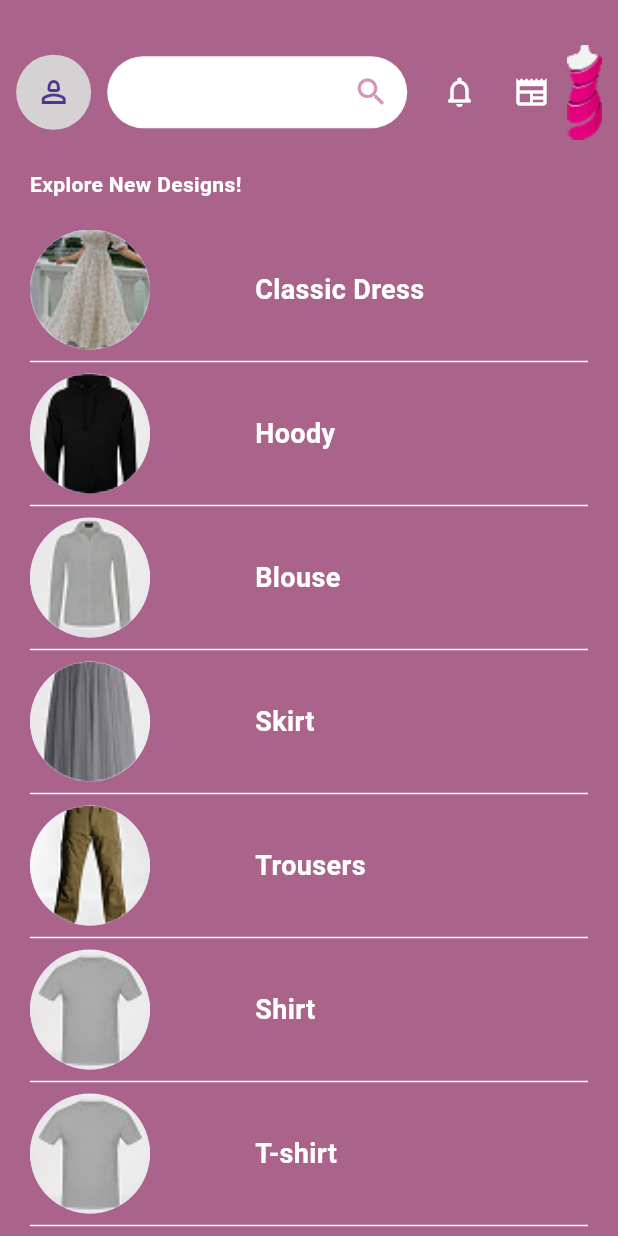
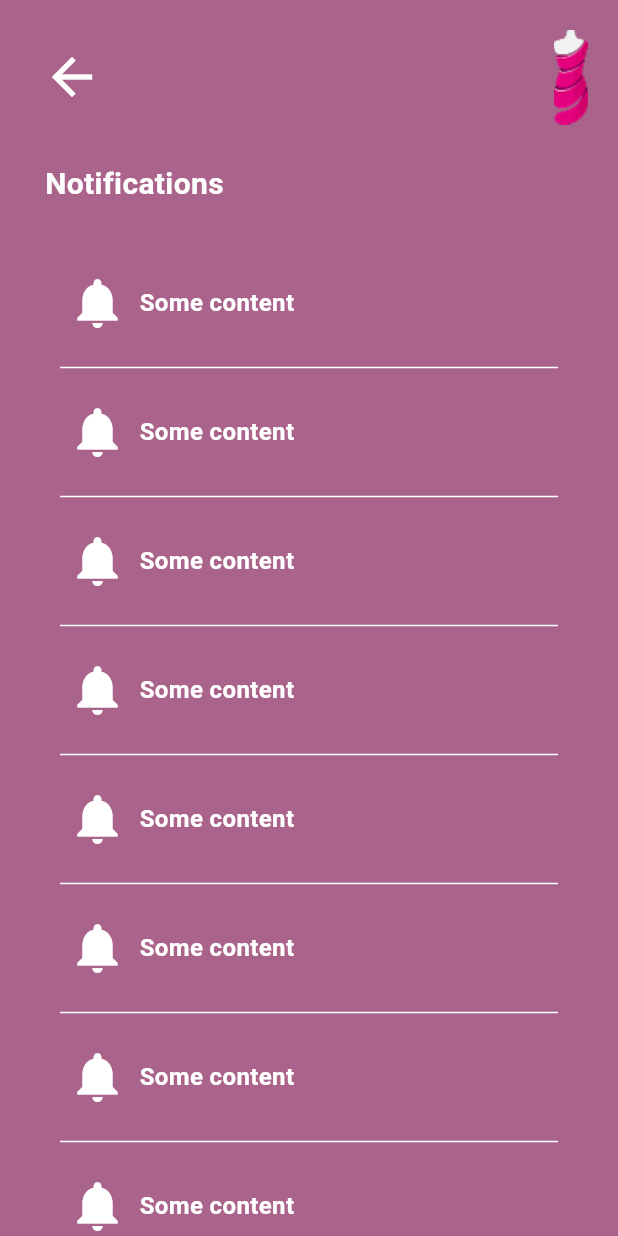
Before and after one commit to danielAdrah/fashion_world, a Flutter app: the CustomerHomePage screen opened directly, after a tap on the "notifications none" icon, on a phone screen of 412 x 824 dp. Run offline on Flutter 3.47's test engine with Material 3 defaults, Android fonts, the phone set to English and light mode, and no system bars; our stand-ins replace animate_do, get.

Commit message:
start with notification and news view

```diff
--- /dev/null
+++ b/lib/common_widget/notification_tile.dart
@@ -0,0 +1,41 @@
+// ignore_for_file: prefer_const_constructors
+
+import 'package:flutter/material.dart';
+
+import '../../../theme.dart';
+
+class NotificationTile extends StatelessWidget {
+  const NotificationTile({
+    super.key,
+    required this.title,
+  });
+  final String title;
+
+  @override
+  Widget build(BuildContext context) {
+    return Column(
+      children: [
+        Container(
+          margin: EdgeInsets.all(15),
+          child: Row(
+            mainAxisAlignment: MainAxisAlignment.start,
+            children: [
+              Icon(
+                Icons.notifications,
+                color: TColor.white,
+                size: 40,
+              ),
+              SizedBox(width: 8),
+              Text(title,
+                  style: TextStyle(
+                      color: TColor.white,
+                      fontSize: 16,
+                      fontWeight: FontWeight.w700)),
+            ],
+          ),
+        ),
+        Divider(color: TColor.white, indent: 10, endIndent: 10),
+      ],
+    );
+  }
+}
--- a/lib/view/customer_side/customer_home_page.dart
+++ b/lib/view/customer_side/customer_home_page.dart
@@ -7,6 +7,8 @@ import 'package:get/get.dart';
 
 import '../../common_widget/custom_textField.dart';
 import '../../theme.dart';
+import 'customer_news_view.dart';
+import 'customer_notification_view.dart';
 import 'design_detail.dart';
 import 'customer_profile_view.dart';
 
@@ -55,17 +57,26 @@ class _CustomerHomePageState extends State<CustomerHomePage> {
               crossAxisAlignment: CrossAxisAlignment.start,
               children: [
                 SizedBox(height: 30),
-                SearchAndProfile(
+                FadeInDown(
+                  delay: Duration(milliseconds: 500),
+                  child: SearchAndProfile(
                     searchCont: searchCont,
                     profileonTap: () {
                       Get.to(CustomerProfileView());
                     },
-                  newsonPressed: () {},
-                  notionPressed: () {},
+                    newsonPressed: () {
+                      Get.to(CustomerNewsView());
+                    },
+                    notionPressed: () {
+                      Get.to(CustomerNotificationView());
+                    },
+                  ),
                 ),
                 SizedBox(height: 20),
                 Padding(
                   padding: const EdgeInsets.symmetric(horizontal: 20),
+                  child: FadeInDown(
+                    delay: Duration(milliseconds: 600),
                     child: Column(
                       crossAxisAlignment: CrossAxisAlignment.start,
                       children: [
@@ -100,6 +111,7 @@ class _CustomerHomePageState extends State<CustomerHomePage> {
                         ),
                         SizedBox(height: 20),
                       ],
+                    ),
                   ),
                 ),
               ],
--- /dev/null
+++ b/lib/view/customer_side/customer_news_view.dart
@@ -0,0 +1,53 @@
+// ignore_for_file: prefer_const_constructors, prefer_const_literals_to_create_immutables
+
+import 'package:flutter/material.dart';
+
+import '../../common_widget/custom_appBar.dart';
+import '../../common_widget/notification_tile.dart';
+import '../../theme.dart';
+
+class CustomerNewsView extends StatefulWidget {
+  const CustomerNewsView({super.key});
+
+  @override
+  State<CustomerNewsView> createState() => _CustomerNewsViewState();
+}
+
+class _CustomerNewsViewState extends State<CustomerNewsView> {
+  @override
+  Widget build(BuildContext context) {
+    var height = MediaQuery.of(context).size.height;
+    return Scaffold(
+      backgroundColor: TColor.background,
+      body: SafeArea(
+        child: SingleChildScrollView(
+          child: Column(
+            crossAxisAlignment: CrossAxisAlignment.start,
+            children: [
+              SizedBox(height: 20),
+              CustomAppBar(),
+              SizedBox(height: 25),
+              Padding(
+                padding: const EdgeInsets.symmetric(horizontal: 30),
+                child: Column(
+                  crossAxisAlignment: CrossAxisAlignment.start,
+                  children: [
+                    Text(
+                      "News",
+                      style: TextStyle(
+                        color: TColor.white,
+                        fontWeight: FontWeight.bold,
+                        fontSize: 20,
+                      ),
+                    ),
+                    SizedBox(height: 30),
+                  ],
+                ),
+              ),
+            ],
+          ),
+        ),
+      ),
+    );
+  }
+}
--- /dev/null
+++ b/lib/view/customer_side/customer_notification_view.dart
@@ -0,0 +1,70 @@
+// ignore_for_file: prefer_const_constructors, prefer_const_literals_to_create_immutables
+
+import 'package:flutter/material.dart';
+
+import '../../common_widget/custom_appBar.dart';
+import '../../common_widget/notification_tile.dart';
+import '../../theme.dart';
+
+class CustomerNotificationView extends StatefulWidget {
+  const CustomerNotificationView({super.key});
+
+  @override
+  State<CustomerNotificationView> createState() =>
+      _CustomerNotificationViewState();
+}
+
+class _CustomerNotificationViewState extends State<CustomerNotificationView> {
+  @override
+  Widget build(BuildContext context) {
+    var height = MediaQuery.of(context).size.height;
+    return Scaffold(
+      backgroundColor: TColor.background,
+      body: SafeArea(
+        child: SingleChildScrollView(
+          child: Column(
+            crossAxisAlignment: CrossAxisAlignment.start,
+            children: [
+              SizedBox(height: 20),
+              CustomAppBar(),
+              SizedBox(height: 25),
+              Padding(
+                padding: const EdgeInsets.symmetric(horizontal: 30),
+                child: Column(
+                  crossAxisAlignment: CrossAxisAlignment.start,
+                  children: [
+                    Text(
+                      "Notifications",
+                      style: TextStyle(
+                        color: TColor.white,
+                        fontWeight: FontWeight.bold,
+                        fontSize: 20,
+                      ),
+                    ),
+                    SizedBox(height: 30),
+                    SizedBox(
+                      height: height,
+                      width: double.infinity,
+                      child: ListView.builder(
+                          shrinkWrap: true,
+                          physics: NeverScrollableScrollPhysics(),
+                          itemCount: 9,
+                          itemBuilder: (context, index) {
+                            return InkWell(
+                              onTap: () {},
+                              child: NotificationTile(
+                                title: "Some content",
+                              ),
+                            );
+                          }),
+                    ),
+                  ],
+                ),
+              ),
+            ],
+          ),
+        ),
+      ),
+    );
+  }
+}
```
Lines whose indentation alone changed are shown as unchanged.
